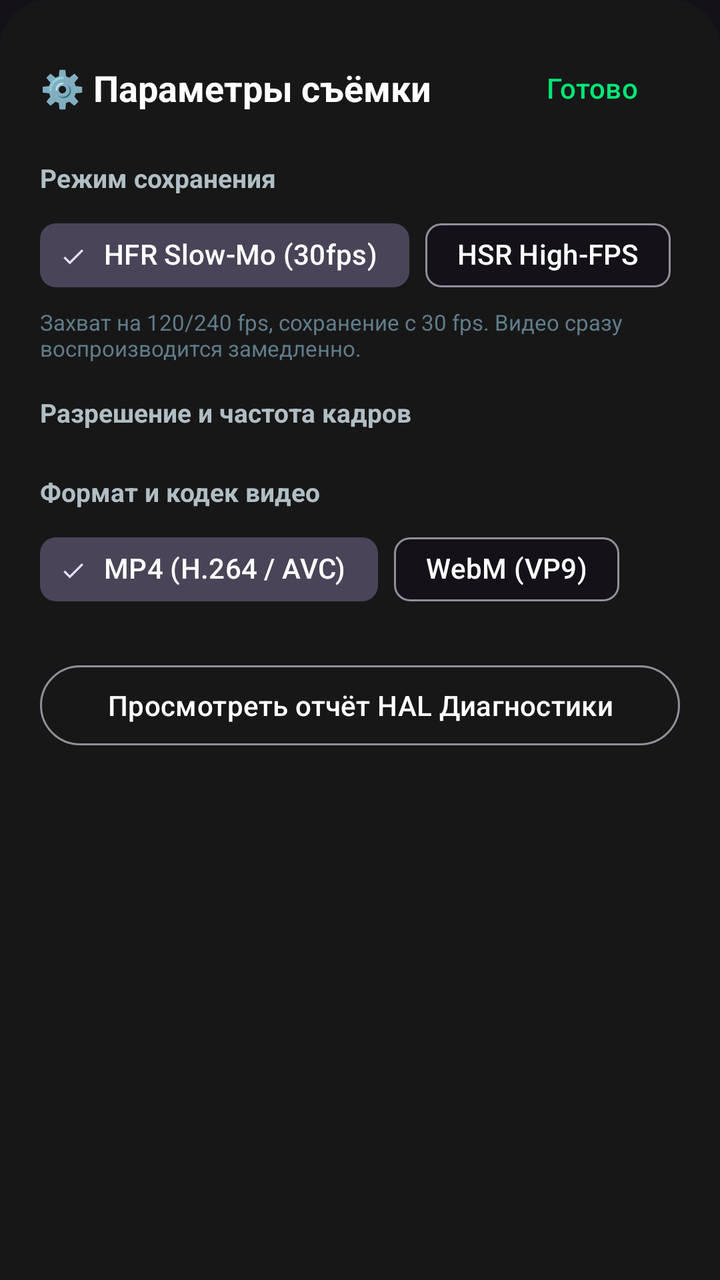
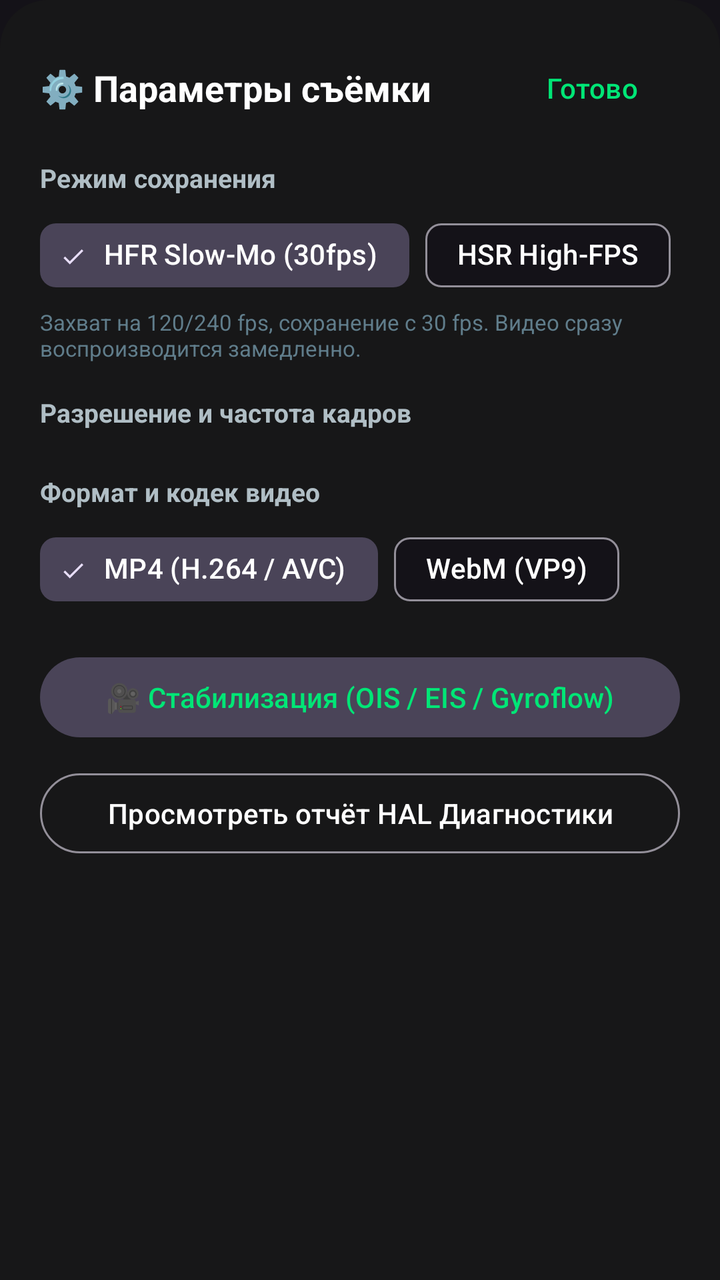

Compare the two renders of this Android layout. The source of the first and the diff that turns it into the second are given below.
<!-- AndroidManifest.xml: application theme Theme.SlowMoCamera -->
<!-- res/layout/sheet_camera_settings.xml -->
<?xml version="1.0" encoding="utf-8"?>
<LinearLayout xmlns:android="http://schemas.android.com/apk/res/android"
    xmlns:app="http://schemas.android.com/apk/res-auto"
    android:layout_width="match_parent"
    android:layout_height="wrap_content"
    android:background="@drawable/bg_control_panel"
    android:orientation="vertical"
    android:padding="20dp">

    
    <RelativeLayout
        android:layout_width="match_parent"
        android:layout_height="wrap_content">

        <TextView
            android:layout_width="wrap_content"
            android:layout_height="wrap_content"
            android:layout_centerVertical="true"
            android:text="⚙️ Параметры съёмки"
            android:textColor="@color/text_primary"
            android:textSize="18sp"
            android:textStyle="bold" />

        <Button
            android:id="@+id/btnCloseSettings"
            style="@style/Widget.Material3.Button.TextButton"
            android:layout_width="wrap_content"
            android:layout_height="wrap_content"
            android:layout_alignParentEnd="true"
            android:text="Готово"
            android:textColor="@color/primary" />
    </RelativeLayout>

    
    <TextView
        android:layout_width="wrap_content"
        android:layout_height="wrap_content"
        android:layout_marginTop="12dp"
        android:text="Режим сохранения"
        android:textColor="@color/text_secondary"
        android:textSize="13sp"
        android:textStyle="bold" />

    <com.google.android.material.chip.ChipGroup
        android:id="@+id/chipGroupModeSheet"
        android:layout_width="match_parent"
        android:layout_height="wrap_content"
        android:layout_marginTop="6dp"
        app:singleSelection="true">

        <com.google.android.material.chip.Chip
            android:id="@+id/chipModeHfrSheet"
            style="@style/Widget.Material3.Chip.Filter"
            android:layout_width="wrap_content"
            android:layout_height="wrap_content"
            android:checked="true"
            android:text="HFR Slow-Mo (30fps)"
            android:textColor="@color/text_primary" />

        <com.google.android.material.chip.Chip
            android:id="@+id/chipModeHsrSheet"
            style="@style/Widget.Material3.Chip.Filter"
            android:layout_width="wrap_content"
            android:layout_height="wrap_content"
            android:text="HSR High-FPS"
            android:textColor="@color/text_primary" />
    </com.google.android.material.chip.ChipGroup>

    <TextView
        android:id="@+id/tvModeDescription"
        android:layout_width="match_parent"
        android:layout_height="wrap_content"
        android:layout_marginTop="2dp"
        android:text="@string/mode_hfr_desc"
        android:textColor="@color/text_disabled"
        android:textSize="11sp" />

    
    <TextView
        android:layout_width="wrap_content"
        android:layout_height="wrap_content"
        android:layout_marginTop="16dp"
        android:text="Разрешение и частота кадров"
        android:textColor="@color/text_secondary"
        android:textSize="13sp"
        android:textStyle="bold" />

    <HorizontalScrollView
        android:layout_width="match_parent"
        android:layout_height="wrap_content"
        android:layout_marginTop="6dp"
        android:overScrollMode="never"
        android:scrollbars="none">

        <com.google.android.material.chip.ChipGroup
            android:id="@+id/chipGroupProfilesSheet"
            android:layout_width="wrap_content"
            android:layout_height="wrap_content"
            app:singleSelection="true" />
    </HorizontalScrollView>

    
    <TextView
        android:layout_width="wrap_content"
        android:layout_height="wrap_content"
        android:layout_marginTop="16dp"
        android:text="Формат и кодек видео"
        android:textColor="@color/text_secondary"
        android:textSize="13sp"
        android:textStyle="bold" />

    <com.google.android.material.chip.ChipGroup
        android:id="@+id/chipGroupCodecSheet"
        android:layout_width="match_parent"
        android:layout_height="wrap_content"
        android:layout_marginTop="6dp"
        app:singleSelection="true">

        <com.google.android.material.chip.Chip
            android:id="@+id/chipCodecMp4Sheet"
            style="@style/Widget.Material3.Chip.Filter"
            android:layout_width="wrap_content"
            android:layout_height="wrap_content"
            android:checked="true"
            android:text="MP4 (H.264 / AVC)"
            android:textColor="@color/text_primary" />

        <com.google.android.material.chip.Chip
            android:id="@+id/chipCodecWebmSheet"
            style="@style/Widget.Material3.Chip.Filter"
            android:layout_width="wrap_content"
            android:layout_height="wrap_content"
            android:text="WebM (VP9)"
            android:textColor="@color/text_primary" />
    </com.google.android.material.chip.ChipGroup>

    
    <Button
        android:id="@+id/btnOpenDiagnostics"
        style="@style/Widget.Material3.Button.OutlinedButton"
        android:layout_width="match_parent"
        android:layout_height="wrap_content"
        android:layout_marginTop="20dp"
        android:drawableStart="@drawable/ic_info"
        android:text="Просмотреть отчёт HAL Диагностики"
        android:textColor="@color/text_primary" />

</LinearLayout>
<!-- resources referenced by this layout -->
<resources>
  <color name="primary">#00E676</color>
  <color name="text_disabled">#607D8B</color>
  <color name="text_primary">#FFFFFF</color>
  <color name="text_secondary">#B0BEC5</color>
  <!-- drawable bg_control_panel (drawable) -->
  <?xml version="1.0" encoding="utf-8"?>
  <shape xmlns:android="http://schemas.android.com/apk/res/android"
      android:shape="rectangle">
      <solid android:color="@color/surface_panel" />
      <corners
          android:topLeftRadius="24dp"
          android:topRightRadius="24dp" />
  </shape>
  <!-- drawable ic_info (drawable) -->
  <vector xmlns:android="http://schemas.android.com/apk/res/android"
      android:width="28dp"
      android:height="28dp"
      android:viewportWidth="24"
      android:viewportHeight="24">
    <path
        android:fillColor="#FFFFFF"
        android:pathData="M12,2C6.48,2 2,6.48 2,12s4.48,10 10,10 10,-4.48 10,-10S17.52,2 12,2zm1,15h-2v-6h2v6zm0,-8h-2V7h2v2z" />
  </vector>
  <string name="mode_hfr_desc">Захват на 120/240 fps, сохранение с 30 fps. Видео сразу воспроизводится замедленно.</string>
  <style name="Theme.SlowMoCamera" parent="Theme.Material3.Dark.NoActionBar">
          <item name="colorPrimary">@color/primary</item>
          <item name="colorOnPrimary">@color/on_primary</item>
          <item name="android:statusBarColor">@color/surface_dark</item>
          <item name="android:navigationBarColor">@color/surface_dark</item>
      </style>
  <color name="surface_panel">#EE181818</color>
  <color name="on_primary">#000000</color>
  <color name="surface_dark">#121212</color>
</resources>

<!-- the commit's change to res/layout/sheet_camera_settings.xml (unified diff, before → after) -->
@@ -136,11 +136,21 @@
 
     
     <Button
+        android:id="@+id/btnOpenStabilizationSettings"
+        style="@style/Widget.Material3.Button.TonalButton"
+        android:layout_width="match_parent"
+        android:layout_height="wrap_content"
+        android:layout_marginTop="16dp"
+        android:text="🎥 Стабилизация (OIS / EIS / Gyroflow)"
+        android:textColor="@color/primary" />
+
+    
+    <Button
         android:id="@+id/btnOpenDiagnostics"
         style="@style/Widget.Material3.Button.OutlinedButton"
         android:layout_width="match_parent"
         android:layout_height="wrap_content"
-        android:layout_marginTop="20dp"
+        android:layout_marginTop="10dp"
         android:drawableStart="@drawable/ic_info"
         android:text="Просмотреть отчёт HAL Диагностики"
         android:textColor="@color/text_primary" />
